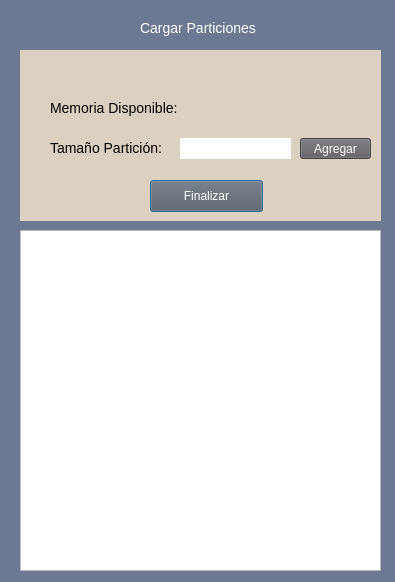
Before: the Qt Designer form Simulador/carga_particiones_fijas.ui in salva12/TPSOC1G1, drawn with Qt 5.
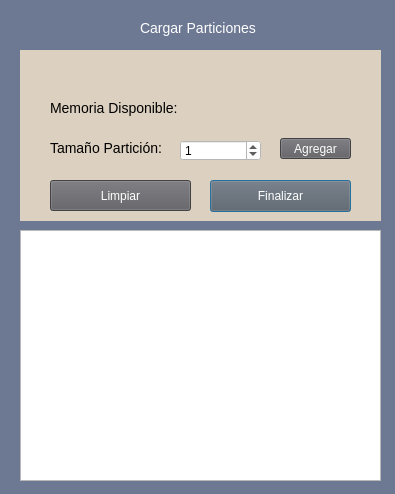
After: the same form once the commit is applied.

What changed in the file:
```diff
--- a/Simulador/carga_particiones_fijas.ui
+++ b/Simulador/carga_particiones_fijas.ui
@@ -7,7 +7,7 @@
     <x>0</x>
     <y>0</y>
     <width>395</width>
-    <height>582</height>
+    <height>494</height>
    </rect>
   </property>
   <property name="windowTitle">
@@ -107,9 +107,9 @@
     <widget class="QPushButton" name="botonFinalizar">
      <property name="geometry">
       <rect>
-       <x>130</x>
+       <x>190</x>
        <y>130</y>
-       <width>113</width>
+       <width>141</width>
        <height>32</height>
       </rect>
      </property>
@@ -120,23 +120,10 @@
       <string>Finalizar</string>
      </property>
     </widget>
-    <widget class="QLineEdit" name="lineEditTam">
-     <property name="geometry">
-      <rect>
-       <x>160</x>
-       <y>88</y>
-       <width>111</width>
-       <height>21</height>
-      </rect>
-     </property>
-     <property name="styleSheet">
-      <string notr="true">background-color:white;</string>
-     </property>
-    </widget>
     <widget class="QPushButton" name="pushButtonAgregarParticion">
      <property name="geometry">
       <rect>
-       <x>280</x>
+       <x>260</x>
        <y>88</y>
        <width>71</width>
        <height>21</height>
@@ -149,6 +136,46 @@
       <string>Agregar</string>
      </property>
     </widget>
+    <widget class="QSpinBox" name="spinBoxTam">
+     <property name="geometry">
+      <rect>
+       <x>160</x>
+       <y>90</y>
+       <width>81</width>
+       <height>21</height>
+      </rect>
+     </property>
+     <property name="styleSheet">
+      <string notr="true">background-color:white;</string>
+     </property>
+     <property name="value">
+      <number>1</number>
+     </property>
+    </widget>
+    <widget class="QPushButton" name="pushButtonQuitarPart">
+     <property name="geometry">
+      <rect>
+       <x>30</x>
+       <y>130</y>
+       <width>141</width>
+       <height>31</height>
+      </rect>
+     </property>
+     <property name="styleSheet">
+      <string notr="true">QPushButton{
+background-color:#5d5c61;
+color:white;
+height:20px;
+}
+QPushButton:hover{
+background-color:rgb(128, 47, 36);
+color:white;
+}</string>
+     </property>
+     <property name="text">
+      <string>Limpiar</string>
+     </property>
+    </widget>
    </widget>
   </widget>
   <widget class="QLabel" name="label_cargarParticiones">
@@ -178,7 +205,7 @@
      <x>20</x>
      <y>230</y>
      <width>361</width>
-     <height>341</height>
+     <height>251</height>
     </rect>
    </property>
    <attribute name="horizontalHeaderDefaultSectionSize">
```
